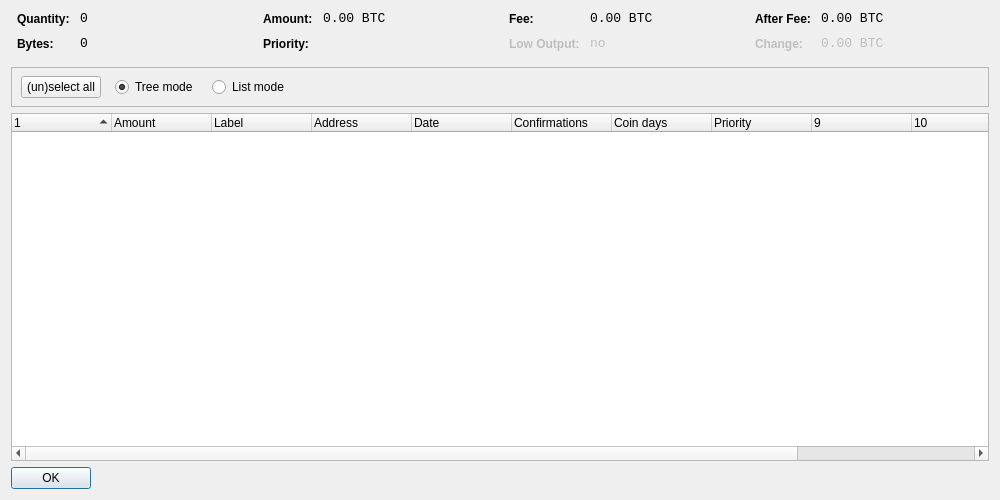
Before: the Qt Designer form src/qt/forms/coincontroldialog.ui in Gamerholic/GamerHolicCoin, drawn with Qt 5.
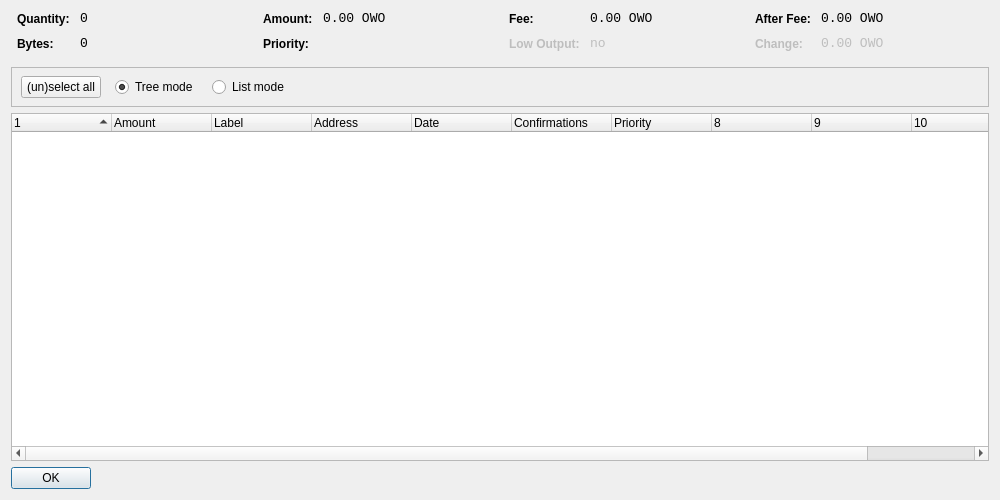
After: the same form once the commit is applied. Custom widgets are drawn as their Qt base class.

Diff of the .ui file:
```diff
--- a/src/qt/forms/coincontroldialog.ui
+++ b/src/qt/forms/coincontroldialog.ui
@@ -150,7 +150,7 @@
           <enum>Qt::ActionsContextMenu</enum>
          </property>
          <property name="text">
-          <string>0.00 BTC</string>
+          <string notr="true">0.00 OWO</string>
          </property>
          <property name="textInteractionFlags">
           <set>Qt::LinksAccessibleByMouse|Qt::TextSelectableByKeyboard|Qt::TextSelectableByMouse</set>
@@ -236,7 +236,7 @@
           <enum>Qt::ActionsContextMenu</enum>
          </property>
          <property name="text">
-          <string>0.00 BTC</string>
+          <string notr="true">0.00 OWO</string>
          </property>
          <property name="textInteractionFlags">
           <set>Qt::LinksAccessibleByMouse|Qt::TextSelectableByKeyboard|Qt::TextSelectableByMouse</set>
@@ -328,7 +328,7 @@
           <enum>Qt::ActionsContextMenu</enum>
          </property>
          <property name="text">
-          <string>0.00 BTC</string>
+          <string notr="true">0.00 OWO</string>
          </property>
          <property name="textInteractionFlags">
           <set>Qt::LinksAccessibleByMouse|Qt::TextSelectableByKeyboard|Qt::TextSelectableByMouse</set>
@@ -369,7 +369,7 @@
           <enum>Qt::ActionsContextMenu</enum>
          </property>
          <property name="text">
-          <string>0.00 BTC</string>
+          <string notr="true">0.00 OWO</string>
          </property>
          <property name="textInteractionFlags">
           <set>Qt::LinksAccessibleByMouse|Qt::TextSelectableByKeyboard|Qt::TextSelectableByMouse</set>
@@ -475,7 +475,7 @@
       <bool>false</bool>
      </property>
      <property name="columnCount">
-      <number>12</number>
+      <number>11</number>
      </property>
      <attribute name="headerShowSortIndicator" stdset="0">
       <bool>true</bool>
@@ -516,11 +516,6 @@
        <string>Confirmed</string>
       </property>
      </column>
-     <column>
-      <property name="text">
-       <string>Coin days</string>
-      </property>
-     </column>
      <column>
       <property name="text">
        <string>Priority</string>
```
Left out of the diff: 66 changed lines with no effect on the pictures.
